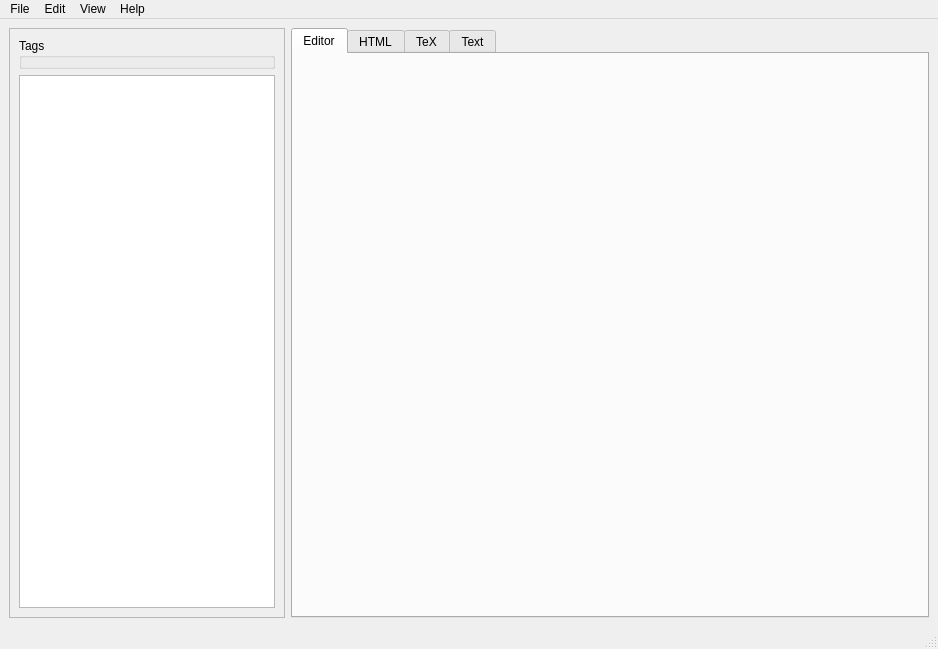
First picture: the form in mainwindow.ui, repository Sebatyne/QNM, before the edit.
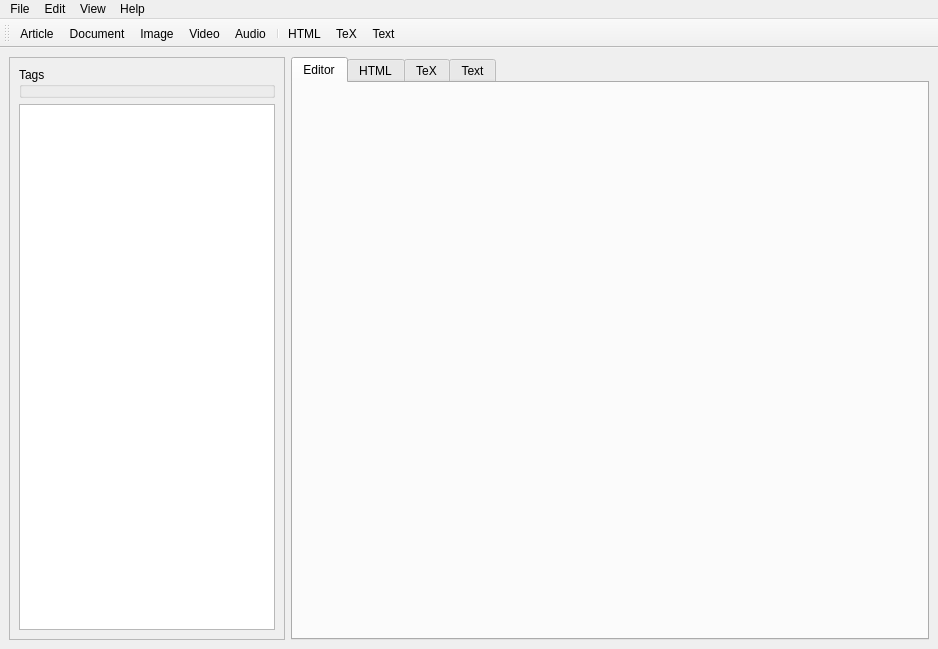
Second picture: the form after the edit.

What changed in the file:
```diff
--- a/mainwindow.ui
+++ b/mainwindow.ui
@@ -88,7 +88,6 @@
     </item>
    </layout>
   </widget>
-  <widget class="QStatusBar" name="statusbar"/>
   <widget class="QMenuBar" name="menubar">
    <property name="geometry">
     <rect>
@@ -139,6 +138,26 @@
    <addaction name="menuView"/>
    <addaction name="menuHelp"/>
   </widget>
+  <widget class="QToolBar" name="toolBar">
+   <property name="windowTitle">
+    <string>toolBar</string>
+   </property>
+   <attribute name="toolBarArea">
+    <enum>TopToolBarArea</enum>
+   </attribute>
+   <attribute name="toolBarBreak">
+    <bool>false</bool>
+   </attribute>
+   <addaction name="actionNewArticle"/>
+   <addaction name="actionNewDocument"/>
+   <addaction name="actionNewImage"/>
+   <addaction name="actionNewVideo"/>
+   <addaction name="actionNewAudio"/>
+   <addaction name="separator"/>
+   <addaction name="actionHTML"/>
+   <addaction name="actionTeX"/>
+   <addaction name="actionText"/>
+  </widget>
   <action name="actionNewDocument">
    <property name="text">
     <string>Document</string>
@@ -177,6 +196,33 @@
   <action name="actionNewArticle">
    <property name="text">
     <string>Article</string>
+   </property>
+   <property name="toolTip">
+    <string>Créer un nouvel Article</string>
+   </property>
+  </action>
+  <action name="actionHTML">
+   <property name="text">
+    <string>HTML</string>
+   </property>
+   <property name="toolTip">
+    <string>Exporter en HTML</string>
+   </property>
+  </action>
+  <action name="actionTeX">
+   <property name="text">
+    <string>TeX</string>
+   </property>
+   <property name="toolTip">
+    <string>Obtenir la source TeX</string>
+   </property>
+  </action>
+  <action name="actionText">
+   <property name="text">
+    <string>Text</string>
+   </property>
+   <property name="toolTip">
+    <string>Obtenir la source en texte</string>
    </property>
   </action>
  </widget>
```
Left out of the diff: 27 changed lines with no effect on the pictures.
